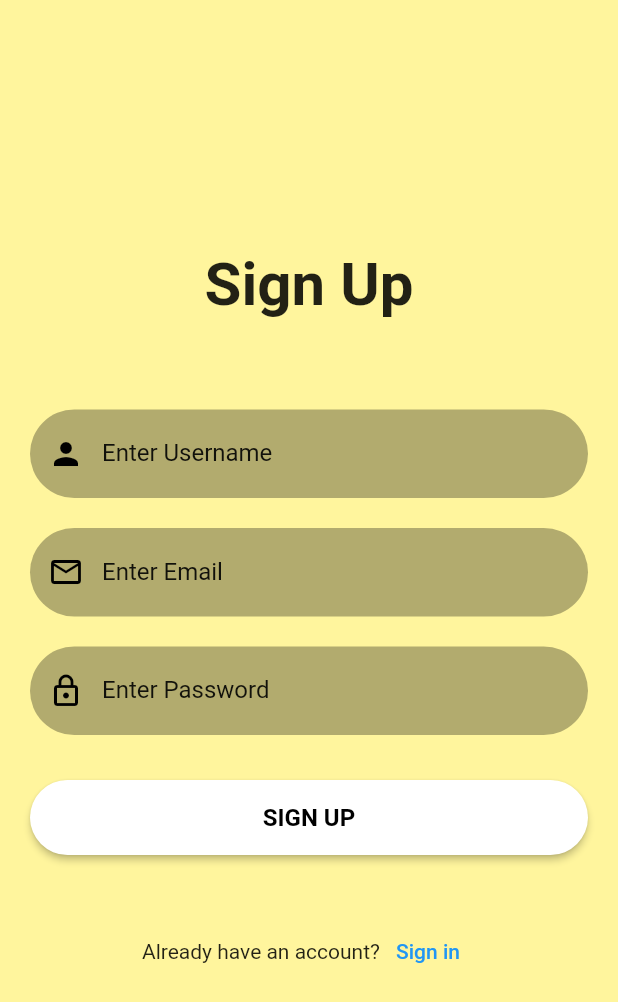
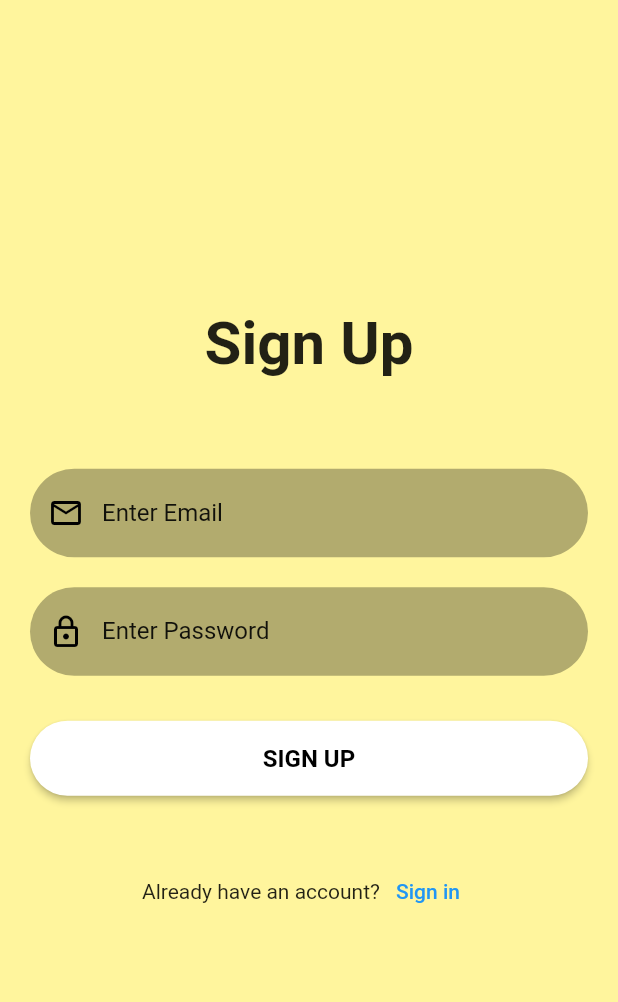
Before and after one commit to jia-han/growFit, a Flutter app: the SignUpHome screen opened directly, on a phone screen of 412 x 824 dp. Shown: the top 1002 px of the screen. Run offline on Flutter 3.47's test engine with Material 2 defaults, Android fonts, the phone set to English and light mode, and no system bars; our stand-ins replace cloud_firestore, firebase_auth, firebase_core, permission_handler; missing offline and left inert: flutterfire_ui, health; accounts and stored records are empty.

Commit message:
remove username

```diff
--- a/front_end/lib/screens/SignUp.dart
+++ b/front_end/lib/screens/SignUp.dart
@@ -15,7 +15,6 @@ class SignUp extends StatelessWidget {
 class SignUpHome extends StatelessWidget {
   SignUpHome({Key? key}) : super(key: key);
 
-  TextEditingController usernameCtrl = TextEditingController();
   TextEditingController emailCtrl = TextEditingController();
   TextEditingController pwCtrl = TextEditingController();
 
@@ -42,11 +41,6 @@ class SignUpHome extends StatelessWidget {
                   ),
                   Column(children: [
                     reusableTextField(
-                        'Enter Username', Icons.person, false, usernameCtrl),
-                    SizedBox(
-                      height: 20,
-                    ),
-                    reusableTextField(
                         'Enter Email', Icons.email_outlined, false, emailCtrl),
                     SizedBox(
                       height: 20,
@@ -68,7 +62,6 @@ class SignUpHome extends StatelessWidget {
                               .doc(user?.uid)
                               .set({
                             'Email': emailCtrl.text,
-                            'UserName': usernameCtrl.text,
                             'Money': 0,
                             'Treats': 0,
                             'ClaimedReward': false,
```
